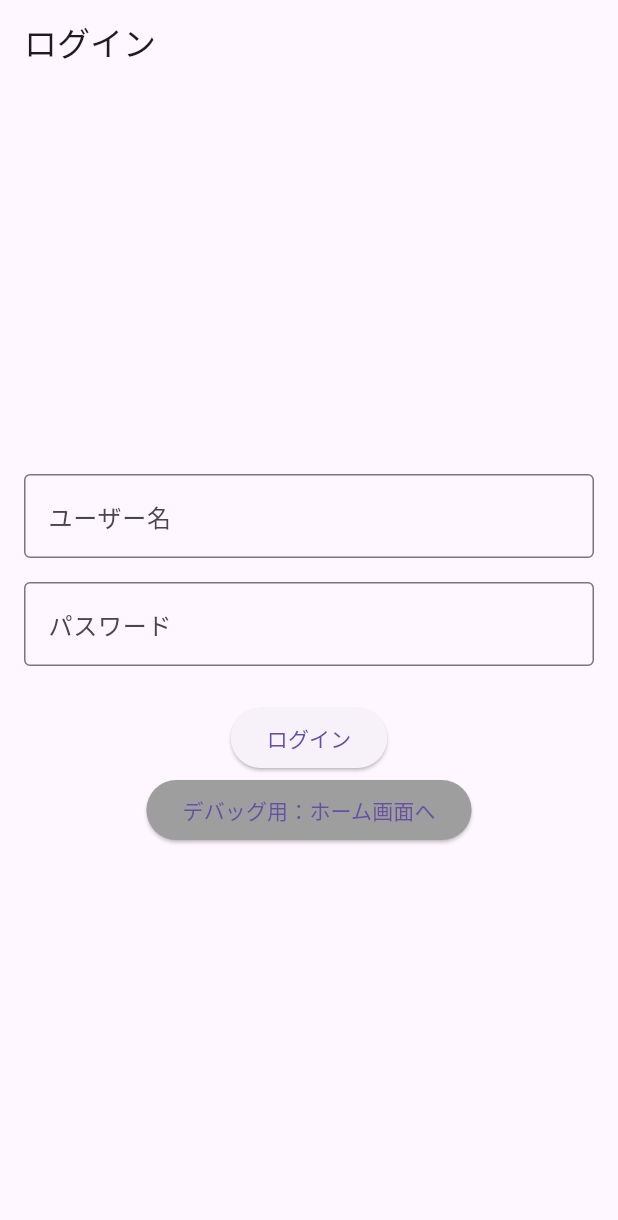
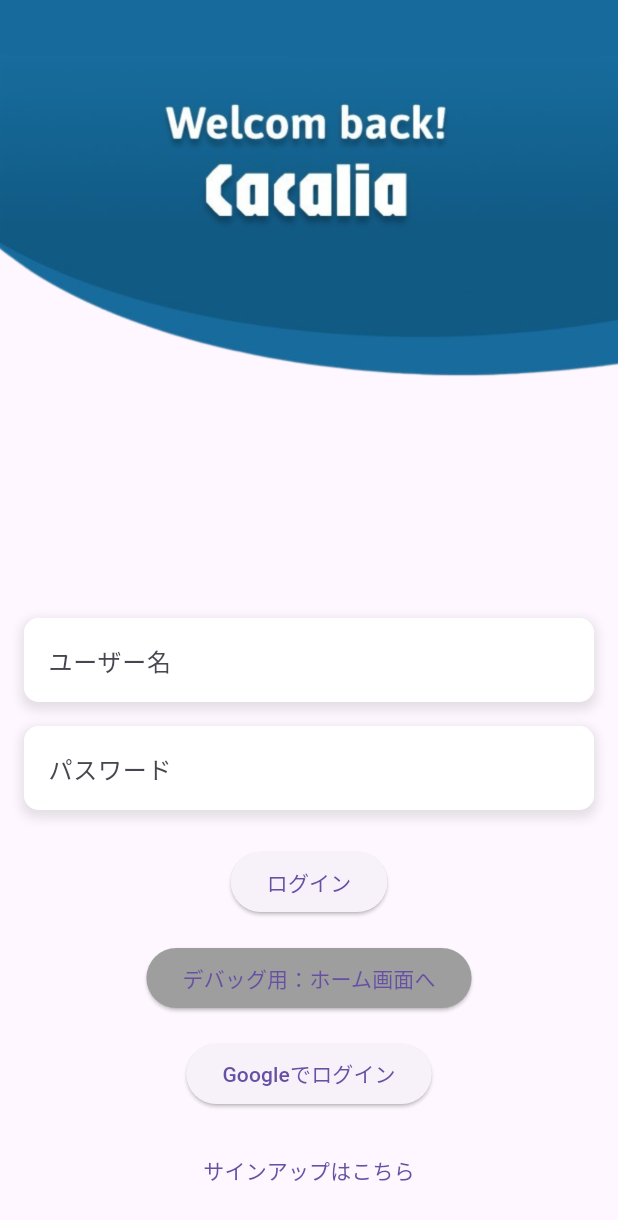
Before and after one commit to tapipipipi/Cacalia, a Flutter app: the screen it shows after launch, on a phone screen of 412 x 824 dp. Shown: the top 1220 px of the screen. Run offline on Flutter 3.47's test engine with Material 3 defaults, Android fonts, the phone set to English and light mode, and no system bars; our stand-ins replace go_router.

Commit message:
ログイン画面

```diff
--- a/lib/features/login/pages/login.dart
+++ b/lib/features/login/pages/login.dart
@@ -16,21 +16,41 @@ class _LoginPageState extends State<LoginPage> {
   @override
   Widget build(BuildContext context) {
     return Scaffold(
-      appBar: AppBar(
-        title: const Text('ログイン'),
+      body: ListView(
+        padding: EdgeInsets.zero, // 追加: paddingをゼロに設定
+        children: [
+          Image.asset(
+            'assets/images/CacaliaLoginHeader.png',
+            fit: BoxFit.cover,
           ),
-      body: Padding(
-        padding: const EdgeInsets.all(16.0),
-        child: Form(
-          key: _formKey,
+            Padding(
+            padding: const EdgeInsets.only(top: 0,left: 16.0,right: 16.0,bottom: 16.0),
             child: Column(
-            mainAxisAlignment: MainAxisAlignment.center,
+              mainAxisAlignment: MainAxisAlignment.start,
               children: [
-              TextFormField(
+                Container(
+                  decoration: BoxDecoration(
+                    color: Colors.white,
+                    borderRadius: BorderRadius.circular(10),
+                    boxShadow: [
+                      BoxShadow(
+                        color: Colors.black.withOpacity(0.1),
+                        spreadRadius: 2,
+                        blurRadius: 5,
+                        offset: const Offset(0, 3),
+                      ),
+                    ],
+                  ),
+                  child: TextFormField(
                     controller: _usernameController,
                     decoration: const InputDecoration(
                       labelText: 'ユーザー名',
-                  border: OutlineInputBorder(),
+                      border: OutlineInputBorder(
+                        borderRadius: BorderRadius.all(Radius.circular(10)),
+                        borderSide: BorderSide.none,
+                      ),
+                      filled: true,
+                      fillColor: Colors.white,
                     ),
                     validator: (value) {
                       if (value == null || value.isEmpty) {
@@ -39,12 +59,31 @@ class _LoginPageState extends State<LoginPage> {
                       return null;
                     },
                   ),
+                ),
                 const SizedBox(height: 16),
-              TextFormField(
+                Container(
+                  decoration: BoxDecoration(
+                    color: Colors.white,
+                    borderRadius: BorderRadius.circular(10),
+                    boxShadow: [
+                      BoxShadow(
+                        color: Colors.black.withOpacity(0.1),
+                        spreadRadius: 2,
+                        blurRadius: 5,
+                        offset: const Offset(0, 3),
+                      ),
+                    ],
+                  ),
+                  child: TextFormField(
                     controller: _passwordController,
                     decoration: const InputDecoration(
                       labelText: 'パスワード',
-                  border: OutlineInputBorder(),
+                      border: OutlineInputBorder(
+                        borderRadius: BorderRadius.all(Radius.circular(10)),
+                        borderSide: BorderSide.none,
+                      ),
+                      filled: true,
+                      fillColor: Colors.white,
                     ),
                     obscureText: true,
                     validator: (value) {
@@ -53,6 +92,7 @@ class _LoginPageState extends State<LoginPage> {
                       }
                       return null;
                     },
+                  ),
                 ),
                 const SizedBox(height: 24),
                 ElevatedButton(
@@ -63,6 +103,7 @@ class _LoginPageState extends State<LoginPage> {
                   },
                   child: const Text('ログイン'),
                 ),
+                const SizedBox(height: 16),
                 ElevatedButton(
                   onPressed: () {
                     context.go('/home');
@@ -72,9 +113,25 @@ class _LoginPageState extends State<LoginPage> {
                   ),
                   child: const Text('デバッグ用：ホーム画面へ'),
                 ),
+                const SizedBox(height: 16),
+                ElevatedButton(
+                  onPressed: () async {
+                    // Googleログインの処理を追加
+                    // TODO: Googleログインの実装
+                  },
+                  child: const Text('Googleでログイン'),
+                ),
+                const SizedBox(height: 16),
+                TextButton(
+                  onPressed: () {
+                    context.go('/signUpName');
+                  },
+                  child: const Text('サインアップはこちら'),
+                ),
               ],
             ),
           ),
+        ],
       ),
     );
   }
--- a/pubspec.yaml
+++ b/pubspec.yaml
@@ -35,6 +35,7 @@ flutter:
   assets:
     - assets/images/default_avatar.png
     - assets/images/home_icon.png
+    - assets/images/CacaliaLoginHeader.png
 
   # An image asset can refer to one or more resolution-specific "variants", see
   # https://flutter.dev/to/resolution-aware-images
```
Also changed, not shown: assets/images/CacaliaLoginHeader.png (added), 1 other file. Lines whose indentation alone changed are shown as unchanged.
